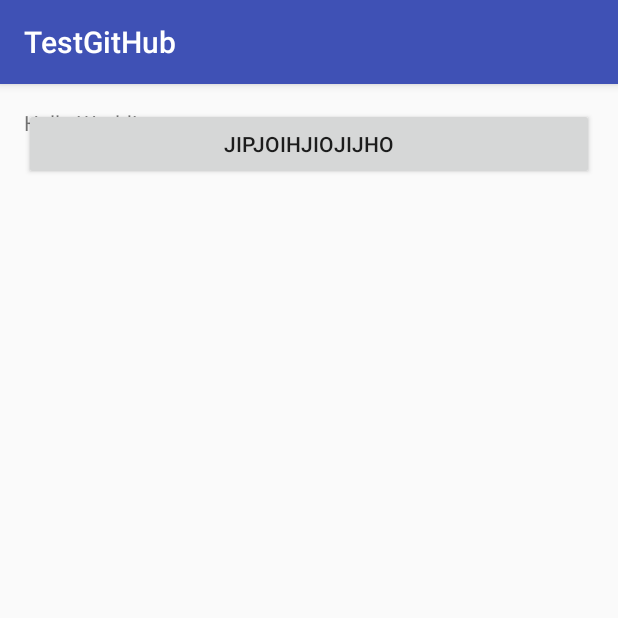
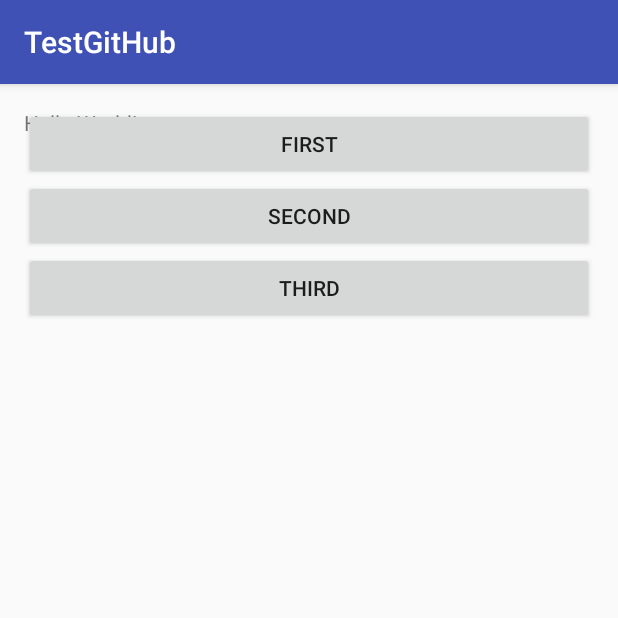
Before and after one commit to Mviiiiiew/TestGitHub, an Android app: the screen it shows after launch (MainActivity), on a phone screen of 412 x 824 dp, the top half of it. Run offline under Robolectric (Android 15) with nearby library versions, the phone set to English and light mode, and no system bars.

Commit message:
GitHubTeste1

```diff
--- a/app/src/main/res/layout/activity_main.xml
+++ b/app/src/main/res/layout/activity_main.xml
@@ -13,8 +13,25 @@
         android:layout_width="wrap_content"
         android:layout_height="wrap_content"
         android:text="Hello World!" />
+
+
     <Button
+        android:id="@+id/btnFirst"
         android:layout_width="match_parent"
         android:layout_height="wrap_content"
-        android:text="jipjoihjiojijho"/>
+        android:text="first"/>
+
+    <Button
+        android:id="@+id/btnSecond"
+        android:layout_below="@+id/btnFirst"
+        android:layout_width="match_parent"
+        android:layout_height="wrap_content"
+        android:text="Second"/>
+
+    <Button
+        android:layout_below="@+id/btnSecond"
+        android:layout_width="match_parent"
+        android:layout_height="wrap_content"
+        android:text="Third"/>
+
 </RelativeLayout>
```
